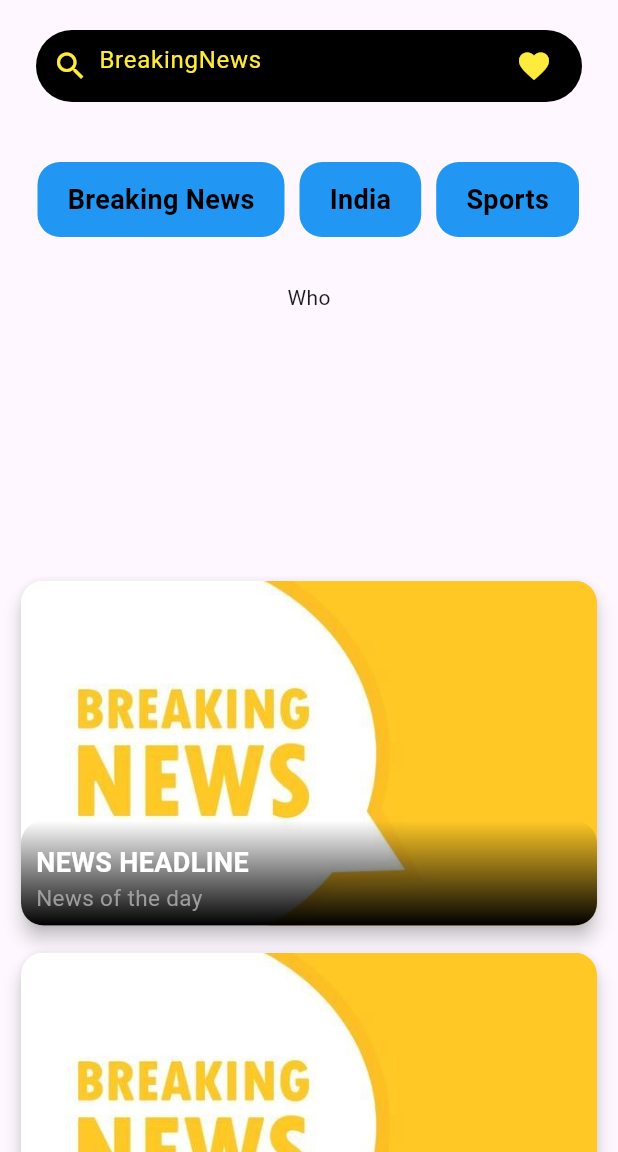
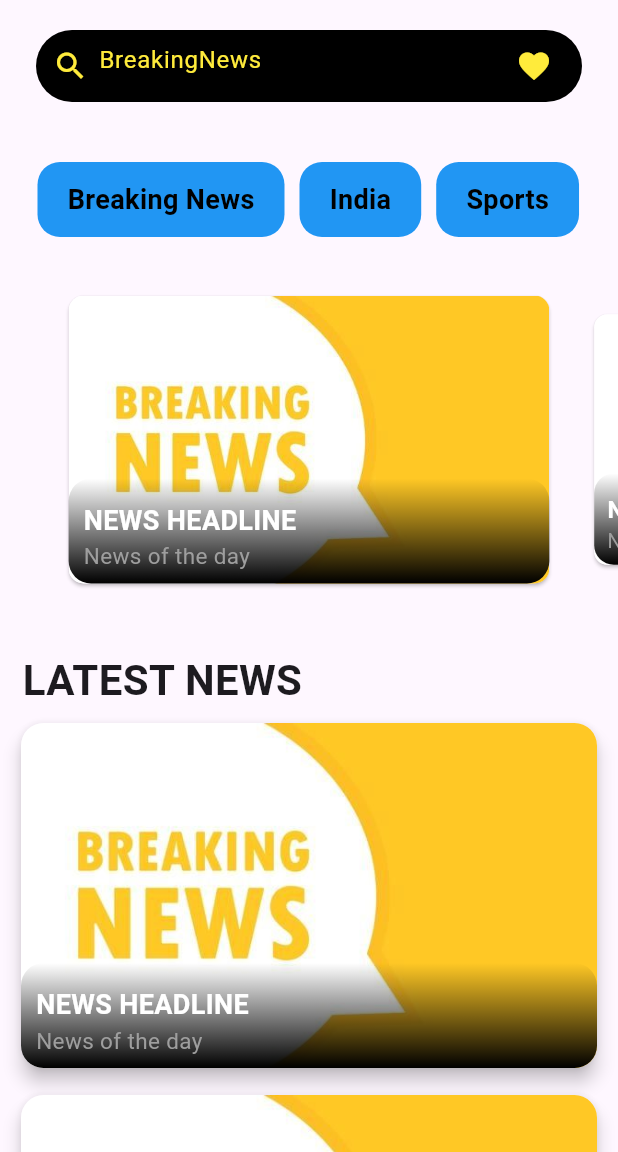
Before and after one commit to anuragJoshi05/NewsFlash, a Flutter app: the screen it shows after launch, on a phone screen of 412 x 824 dp, the part 84-1236 px from its top. Run offline on Flutter 3.47's test engine with Material 3 defaults, Android fonts, the phone set to English and light mode, and no system bars; drawn by our look-alikes of carousel_slider.

Commit message:
feat: Update UI components with improved carousel and list layout
- Enhanced carousel with new card layout and image styling
- Added "LATEST NEWS" section with a new heading and "SHOW MORE" button
- Modified list items to include additional styling and layout adjustments
- Improved search bar interaction and appearance
- General UI/UX improvements for better readability and usability

```diff
--- a/lib/home.dart
+++ b/lib/home.dart
@@ -120,6 +120,7 @@ class _HomeState extends State<Home> {
               ),
             ),
             Container(
+              margin: EdgeInsets.symmetric(vertical: 15),
               child: CarouselSlider(
                 options: (CarouselOptions(
                   height: 200,
@@ -130,33 +131,20 @@ class _HomeState extends State<Home> {
                 items: itemList.map((itemList) {
                   return Builder(builder: (BuildContext context) {
                     return Container(
-                      margin: EdgeInsets.symmetric(horizontal: 5, vertical: 10),
-                      child: itemList,
-                    );
-                  });
-                }).toList(),
-              ),
-            ),
-            Container(
-              child: ListView.builder(
-                  physics: const NeverScrollableScrollPhysics(),
-                  shrinkWrap: true,
-                  itemCount: 3,
-                  itemBuilder: (context, index) {
-                    return Container(
-                        margin:
-                            EdgeInsets.symmetric(horizontal: 10, vertical: 5),
                       child: Card(
-                          elevation: 5,
                         shape: RoundedRectangleBorder(
-                            borderRadius: BorderRadius.circular(15),
+                          borderRadius: BorderRadius.circular(10),
                         ),
                         child: Stack(
                           children: [
                             ClipRRect(
-                                  borderRadius: BorderRadius.circular(15),
-                                  child:
-                                      Image.asset("images/breakingNews.jpeg")),
+                              borderRadius: BorderRadius.circular(10),
+                              child: Image.asset(
+                                "images/breakingNews.jpeg",
+                                fit: BoxFit.fill,
+                                height: double.infinity,
+                              ),
+                            ),
                             Positioned(
                               left: 0,
                               right: 0,
@@ -194,8 +182,100 @@ class _HomeState extends State<Home> {
                             )
                           ],
                         ),
+                      ),
+                    );
+                  });
+                }).toList(),
+              ),
+            ),
+            Container(
+              child: Column(
+                children: [
+                  Row(
+                    mainAxisAlignment: MainAxisAlignment.start,
+                    children: [
+                      Container(
+                          padding: EdgeInsets.fromLTRB(15, 25, 0, 0),
+                          child: const Text(
+                            "LATEST NEWS",
+                            style: TextStyle(
+                                fontWeight: FontWeight.bold, fontSize: 28),
+                          )),
+                    ],
+                  ),
+                  ListView.builder(
+                      physics: const NeverScrollableScrollPhysics(),
+                      shrinkWrap: true,
+                      itemCount: 3,
+                      itemBuilder: (context, index) {
+                        return Container(
+                            margin: EdgeInsets.symmetric(
+                                horizontal: 10, vertical: 5),
+                            child: Card(
+                              elevation: 5,
+                              shape: RoundedRectangleBorder(
+                                borderRadius: BorderRadius.circular(15),
+                              ),
+                              child: Stack(
+                                children: [
+                                  ClipRRect(
+                                      borderRadius: BorderRadius.circular(15),
+                                      child: Image.asset(
+                                          "images/breakingNews.jpeg")),
+                                  Positioned(
+                                    left: 0,
+                                    right: 0,
+                                    bottom: 0,
+                                    child: Container(
+                                        decoration: BoxDecoration(
+                                            borderRadius:
+                                                BorderRadius.circular(15),
+                                            gradient: LinearGradient(
+                                              colors: [
+                                                Colors.black.withOpacity(0),
+                                                Colors.black,
+                                              ],
+                                              begin: Alignment.topCenter,
+                                              end: Alignment.bottomCenter,
+                                            )),
+                                        padding:
+                                            EdgeInsets.fromLTRB(10, 15, 10, 8),
+                                        child: const Column(
+                                          crossAxisAlignment:
+                                              CrossAxisAlignment.start,
+                                          children: [
+                                            Text(
+                                              'NEWS HEADLINE',
+                                              style: TextStyle(
+                                                  fontWeight: FontWeight.bold,
+                                                  fontSize: 18,
+                                                  color: Colors.white),
+                                            ),
+                                            Text(
+                                              "News of the day",
+                                              style: TextStyle(
+                                                  fontSize: 15,
+                                                  color: Colors.grey),
+                                            ),
+                                          ],
+                                        )),
+                                  )
+                                ],
+                              ),
                             ));
                       }),
+                  Row(
+                    mainAxisAlignment: MainAxisAlignment.center,
+                    children: [
+                      Container(
+                          padding: EdgeInsets.fromLTRB(0, 10, 0, 5),
+                          child: ElevatedButton(
+                              onPressed: () {},
+                              child: const Text("SHOW MORE"))),
+                    ],
+                  )
+                ],
+              ),
             )
           ],
         ),
```
Lines whose indentation alone changed are shown as unchanged.
